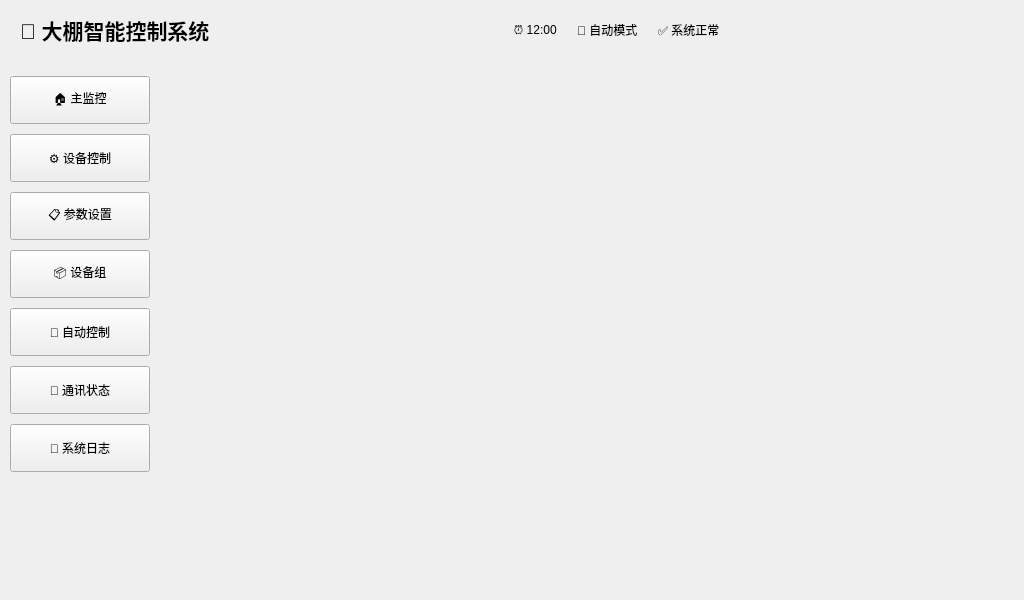
Before: the Qt Designer form ui/mainwindow.ui in LoveMiku233/qt_display_test, drawn with Qt 5.
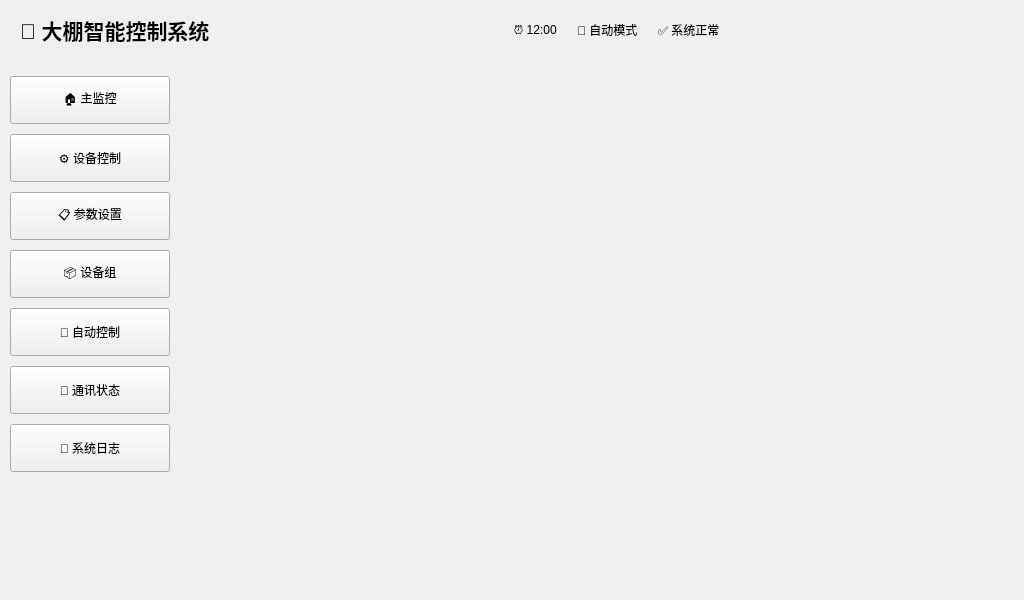
After: the same form once the commit is applied.

Commit message: Fix UI issues: custom dialogs, brighter colors, larger sidebar text, card tags, scroll areas

```diff
--- a/ui/mainwindow.ui
+++ b/ui/mainwindow.ui
@@ -131,13 +131,13 @@
      <widget class="QFrame" name="menuBar">
       <property name="minimumSize">
        <size>
-        <width>160</width>
+        <width>180</width>
         <height>0</height>
        </size>
       </property>
       <property name="maximumSize">
        <size>
-        <width>160</width>
+        <width>180</width>
         <height>16777215</height>
        </size>
       </property>
```
The commit also changes 7 other files.
